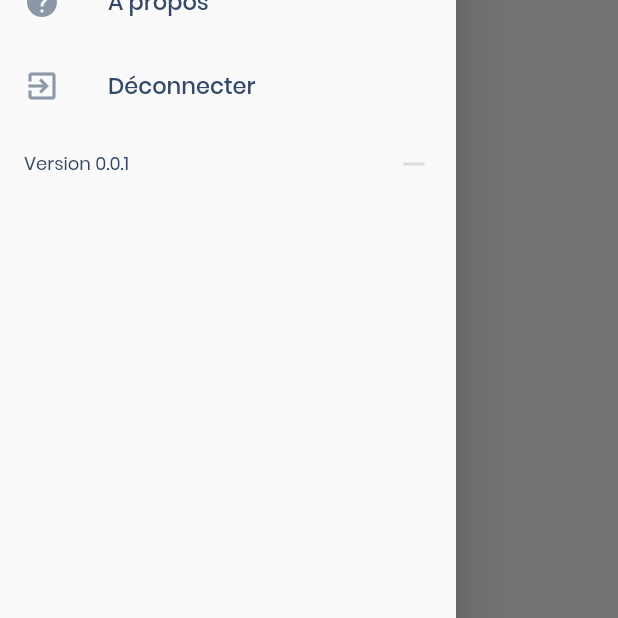
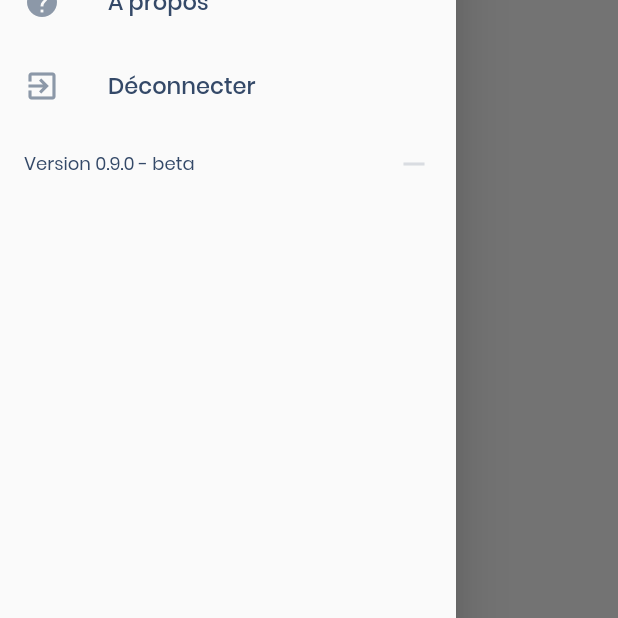
Before and after one commit to MeridjaNassim/D-makla-Flutter, a Flutter app: the MenuWidget screen opened by its route, with the side drawer open, on a phone screen of 412 x 824 dp, the part 618-1236 px from its top. Run offline on Flutter 3.47's test engine with Material 2 defaults, Android fonts, the phone set to English and light mode, and no system bars; our stand-ins replace bloc, equatable, flutter_bloc, flutter_datetime_picker, flutter_dotenv, flutter_swiper and 4 more; missing offline and left inert: lazy_load_refresh_indicator, optimized_cached_image; accounts and stored records are empty; statements that could not run were skipped.

Commit message:
Fixed ui

```diff
--- a/lib/src/views/elements/DrawerWidget.dart
+++ b/lib/src/views/elements/DrawerWidget.dart
@@ -136,7 +136,7 @@ class _DrawerWidgetState extends State<DrawerWidget> {
             onTap: () {
               showAboutDialog(
                   context: context,
-                  applicationVersion: "0.1.0",
+                  applicationVersion: "0.9.0 - beta",
                   applicationName: "D-makla",
                   applicationLegalese:
                       "Service de livraison de nourritures par Sirius Net",
@@ -176,7 +176,7 @@ class _DrawerWidgetState extends State<DrawerWidget> {
           ListTile(
             dense: true,
             title: Text(
-              "Version 0.0.1",
+              "Version 0.9.0 - beta",
               style: Theme.of(context).textTheme.body1,
             ),
             trailing: Icon(
```
Also changed, not shown: lib/src/views/elements/ProfileAvatarWidget.dart (+4 -4 lines).
